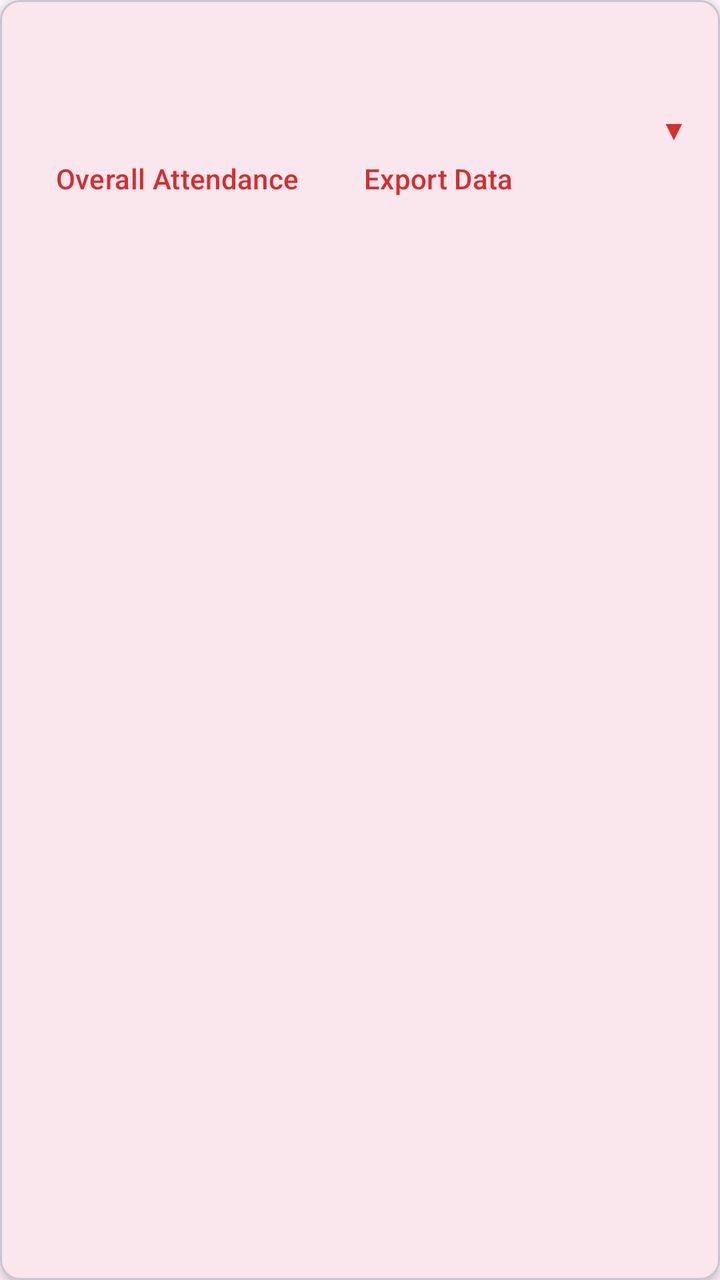
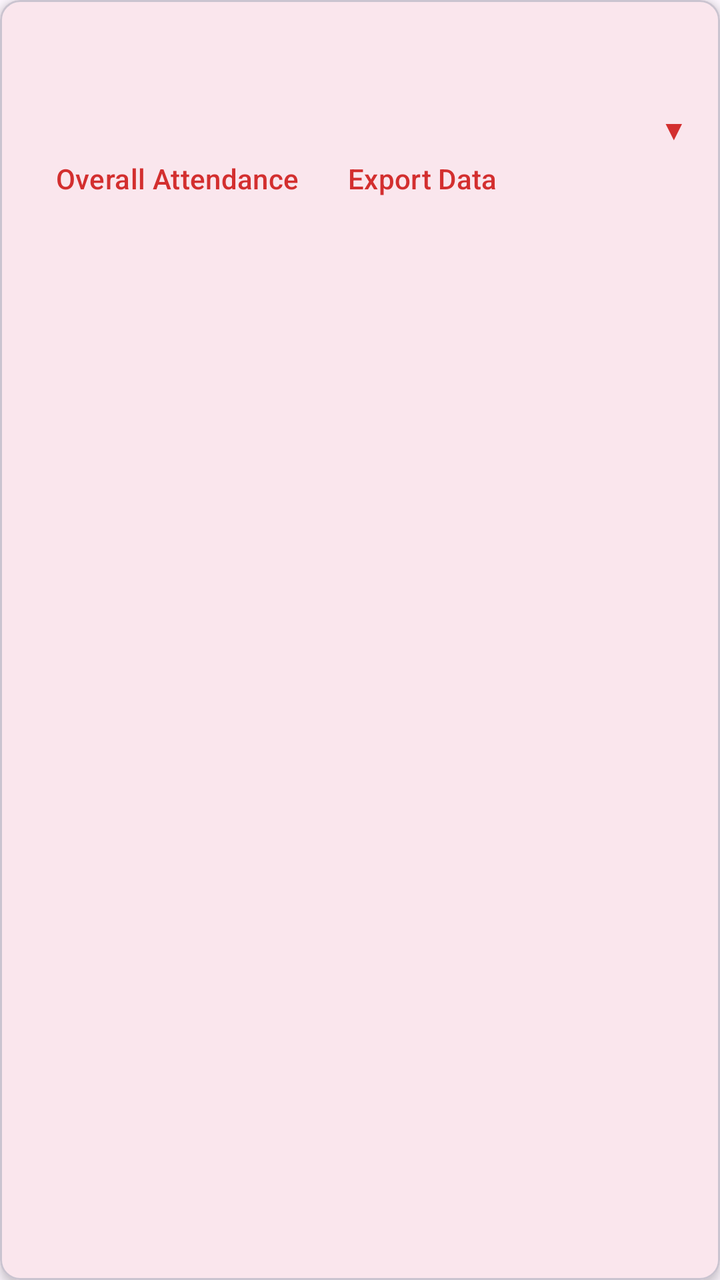

Two renders of the same Android screen: before a commit and after it. Below are the layout's source before the change and the commit's diff.
<!-- AndroidManifest.xml: application theme Theme.AttendEase -->
<!-- res/layout/item_module_header.xml -->
<?xml version="1.0" encoding="utf-8"?>
<com.google.android.material.card.MaterialCardView
    xmlns:android="http://schemas.android.com/apk/res/android"
    xmlns:app="http://schemas.android.com/apk/res-auto"
    android:layout_width="match_parent"
    android:layout_height="wrap_content"
    android:layout_marginStart="6dp"
    android:layout_marginEnd="6dp"
    android:layout_marginTop="8dp"
    android:layout_marginBottom="2dp"
    app:cardCornerRadius="10dp"
    app:cardElevation="3dp">

    <LinearLayout
        android:layout_width="match_parent"
        android:layout_height="wrap_content"
        android:orientation="horizontal"
        android:padding="16dp"
        android:gravity="center_vertical">

        <LinearLayout
            android:layout_width="0dp"
            android:layout_height="wrap_content"
            android:layout_weight="1"
            android:orientation="vertical">

            <TextView
                android:id="@+id/tvModuleName"
                android:layout_width="match_parent"
                android:layout_height="wrap_content"
                android:textSize="16sp"
                android:textStyle="bold"
                android:textColor="@color/black" />

            <TextView
                android:id="@+id/tvEnrolledCount"
                android:layout_width="match_parent"
                android:layout_height="wrap_content"
                android:layout_marginTop="2dp"
                android:textSize="13sp"
                android:textColor="#757575" />

            <LinearLayout
                android:layout_width="wrap_content"
                android:layout_height="wrap_content"
                android:orientation="horizontal"
                android:layout_marginTop="8dp">

                <Button
                    android:id="@+id/btnOverallAttendance"
                    android:layout_width="wrap_content"
                    android:layout_height="wrap_content"
                    android:text="Overall Attendance"
                    style="@style/Widget.Material3.Button.TextButton" />

                <Button
                    android:id="@+id/btnExport"
                    android:layout_width="wrap_content"
                    android:layout_height="wrap_content"
                    android:text="Export Data"
                    style="@style/Widget.Material3.Button.TextButton"
                    android:layout_marginStart="8dp" />

            </LinearLayout>

        </LinearLayout>

        <TextView
            android:id="@+id/tvChevron"
            android:layout_width="wrap_content"
            android:layout_height="wrap_content"
            android:text="▼"
            android:textColor="@color/colorPrimary"
            android:textSize="14sp"
            android:contentDescription="@string/cd_expand_collapse" />

    </LinearLayout>

</com.google.android.material.card.MaterialCardView>
<!-- resources referenced by this layout -->
<resources>
  <color name="black">#FF000000</color>
  <color name="colorPrimary">#D32F2F</color>
  <string name="cd_expand_collapse">Expand or collapse module lessons</string>
  <style name="Theme.AttendEase" parent="Base.Theme.AttendEase" />
  <style name="Base.Theme.AttendEase" parent="Theme.Material3.DayNight.NoActionBar">
          <item name="colorPrimary">@color/colorPrimary</item>
          <item name="colorOnPrimary">@color/colorOnPrimary</item>
          <item name="colorPrimaryContainer">@color/colorPrimaryDark</item>
          <item name="colorOnPrimaryContainer">@color/white</item>
          <item name="android:statusBarColor">@color/colorPrimaryDark</item>
          <item name="android:windowAnimationStyle">@style/WindowAnimation.AttendEase</item>
      </style>
  <color name="colorOnPrimary">#FFFFFF</color>
  <color name="colorPrimaryDark">#B71C1C</color>
  <color name="white">#FFFFFFFF</color>
  <style name="WindowAnimation.AttendEase" parent="@android:style/Animation.Activity">
          <item name="android:activityOpenEnterAnimation">@anim/slide_in_right</item>
          <item name="android:activityOpenExitAnimation">@anim/slide_out_left</item>
          <item name="android:activityCloseEnterAnimation">@anim/fade_in</item>
          <item name="android:activityCloseExitAnimation">@anim/fade_out</item>
      </style>
</resources>

<!-- the commit's change to res/layout/item_module_header.xml (unified diff, before → after) -->
@@ -58,8 +58,7 @@
                     android:layout_width="wrap_content"
                     android:layout_height="wrap_content"
                     android:text="Export Data"
-                    style="@style/Widget.Material3.Button.TextButton"
-                    android:layout_marginStart="8dp" />
+                    style="@style/Widget.Material3.Button.TextButton" />
 
             </LinearLayout>
 
